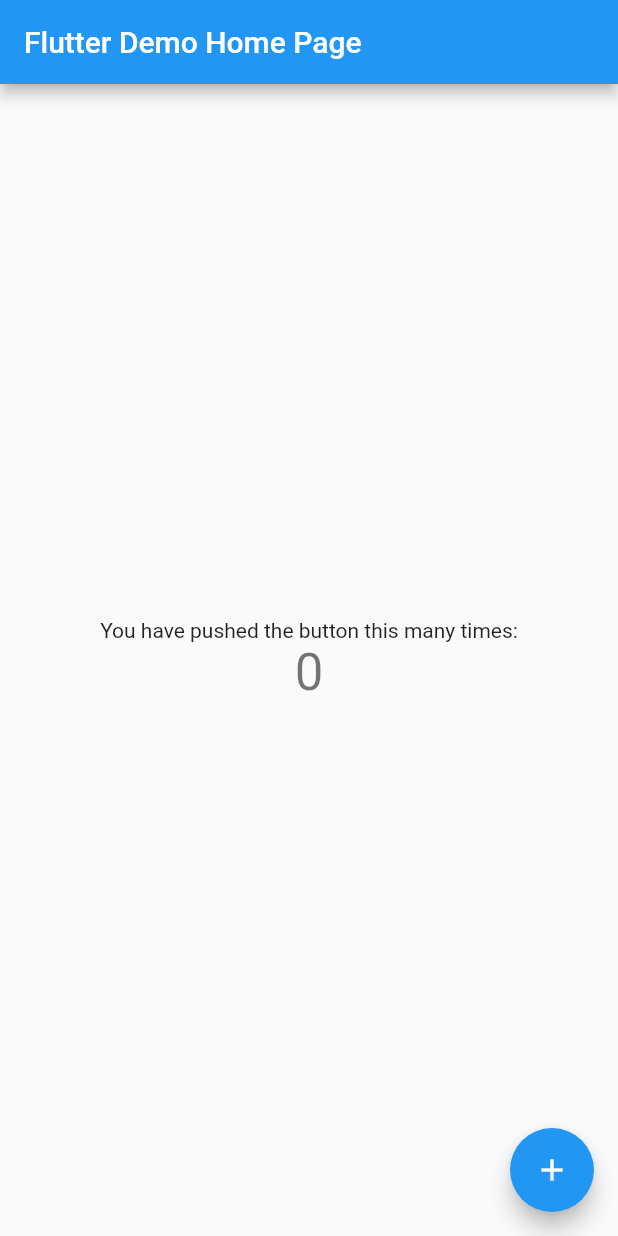
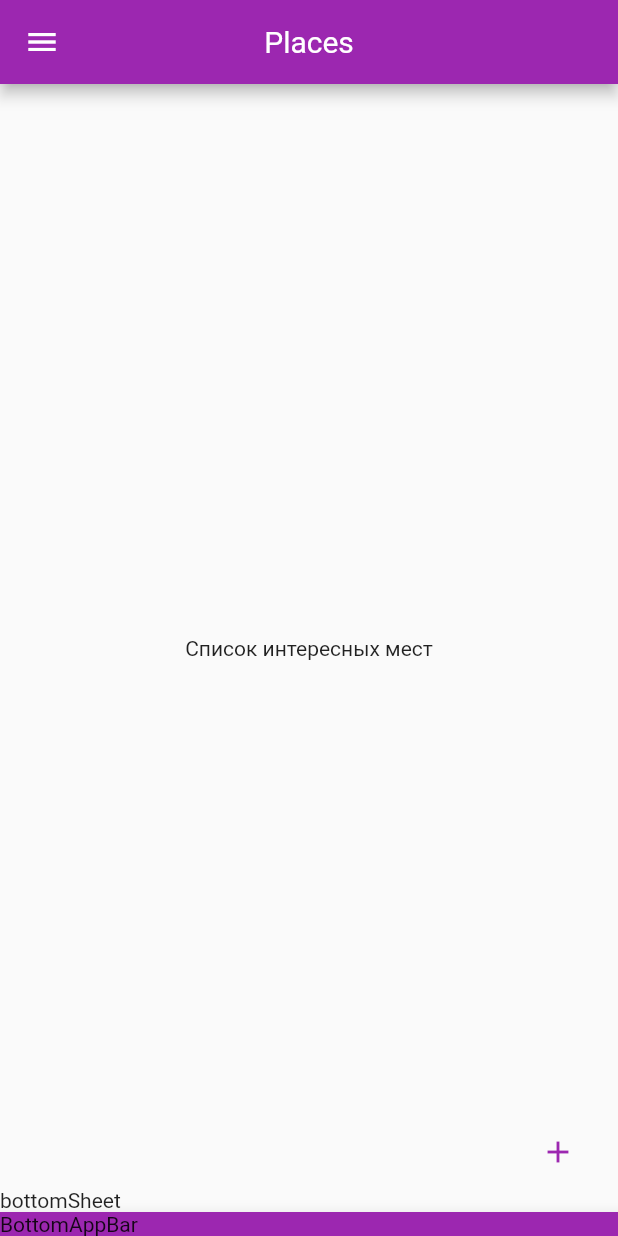
Before and after one commit to alfiya-udc/places, a Flutter app: the screen it shows after launch, on a phone screen of 412 x 824 dp. Run offline on Flutter 3.47's test engine with Material 2 defaults, Android fonts, the phone set to English and light mode, and no system bars.

Commit message:
(4-2) scaffold play

```diff
--- a/lib/main.dart
+++ b/lib/main.dart
@@ -1,4 +1,5 @@
 import 'package:flutter/material.dart';
+import 'package:places/ui/screen/sight_list_screen.dart';
 
 void main() {
   runApp(MyApp());
@@ -22,92 +23,7 @@ class MyApp extends StatelessWidget {
         // is not restarted.
         primarySwatch: Colors.blue,
       ),
-      home: MyHomePage(title: 'Flutter Demo Home Page'),
+      home: SightListScreen(),
     );
   }
 }
-
-class MyHomePage extends StatefulWidget {
-  MyHomePage({Key key, this.title}) : super(key: key);
-
-  // This widget is the home page of your application. It is stateful, meaning
-  // that it has a State object (defined below) that contains fields that affect
-  // how it looks.
-
-  // This class is the configuration for the state. It holds the values (in this
-  // case the title) provided by the parent (in this case the App widget) and
-  // used by the build method of the State. Fields in a Widget subclass are
-  // always marked "final".
-
-  final String title;
-
-  @override
-  _MyHomePageState createState() => _MyHomePageState();
-}
-
-class _MyHomePageState extends State<MyHomePage> {
-  int _counter = 0;
-
-  void _incrementCounter() {
-    setState(() {
-      // This call to setState tells the Flutter framework that something has
-      // changed in this State, which causes it to rerun the build method below
-      // so that the display can reflect the updated values. If we changed
-      // _counter without calling setState(), then the build method would not be
-      // called again, and so nothing would appear to happen.
-      _counter++;
-    });
-  }
-
-  @override
-  Widget build(BuildContext context) {
-    // This method is rerun every time setState is called, for instance as done
-    // by the _incrementCounter method above.
-    //
-    // The Flutter framework has been optimized to make rerunning build methods
-    // fast, so that you can just rebuild anything that needs updating rather
-    // than having to individually change instances of widgets.
-    return Scaffold(
-      appBar: AppBar(
-        // Here we take the value from the MyHomePage object that was created by
-        // the App.build method, and use it to set our appbar title.
-        title: Text(widget.title),
-      ),
-      body: Center(
-        // Center is a layout widget. It takes a single child and positions it
-        // in the middle of the parent.
-        child: Column(
-          // Column is also a layout widget. It takes a list of children and
-          // arranges them vertically. By default, it sizes itself to fit its
-          // children horizontally, and tries to be as tall as its parent.
-          //
-          // Invoke "debug painting" (press "p" in the console, choose the
-          // "Toggle Debug Paint" action from the Flutter Inspector in Android
-          // Studio, or the "Toggle Debug Paint" command in Visual Studio Code)
-          // to see the wireframe for each widget.
-          //
-          // Column has various properties to control how it sizes itself and
-          // how it positions its children. Here we use mainAxisAlignment to
-          // center the children vertically; the main axis here is the vertical
-          // axis because Columns are vertical (the cross axis would be
-          // horizontal).
-          mainAxisAlignment: MainAxisAlignment.center,
-          children: <Widget>[
-            Text(
-              'You have pushed the button this many times:',
-            ),
-            Text(
-              '$_counter',
-              style: Theme.of(context).textTheme.headline4,
-            ),
-          ],
-        ),
-      ),
-      floatingActionButton: FloatingActionButton(
-        onPressed: _incrementCounter,
-        tooltip: 'Increment',
-        child: Icon(Icons.add),
-      ), // This trailing comma makes auto-formatting nicer for build methods.
-    );
-  }
-}
--- /dev/null
+++ b/lib/ui/screen/sight_list_screen.dart
@@ -0,0 +1,35 @@
+import 'package:flutter/material.dart';
+
+class SightListScreen extends StatefulWidget {
+  @override
+  _SightListScreenState createState() => _SightListScreenState();
+}
+
+class _SightListScreenState extends State<SightListScreen> {
+  @override
+  Widget build(BuildContext context) {
+    return Scaffold(
+      appBar: AppBar(
+        centerTitle: true,
+        title: Text('Places'),
+        backgroundColor: Colors.purple,
+      ),
+      body: Center(
+        child: Text('Список интересных мест'),
+      ),
+      bottomNavigationBar: BottomAppBar(
+        color: Colors.purple,
+        child: Text('BottomAppBar'),
+      ),
+      bottomSheet: Text('bottomSheet'),
+      drawer: Center(
+        child: Text('drawer'),
+      ),
+      floatingActionButton: IconButton(
+        icon: Icon(Icons.add),
+        color: Colors.purple,
+        onPressed: () => {},
+      ),
+    );
+  }
+}
--- a/pubspec.yaml
+++ b/pubspec.yaml
@@ -51,4 +51,4 @@ flutter:
   fonts:
     - family: Roboto
       fonts:
-        - asset: fonts/Roboto-Regular.ttf
+        - asset: assets/fonts/Roboto-Regular.ttf
```
